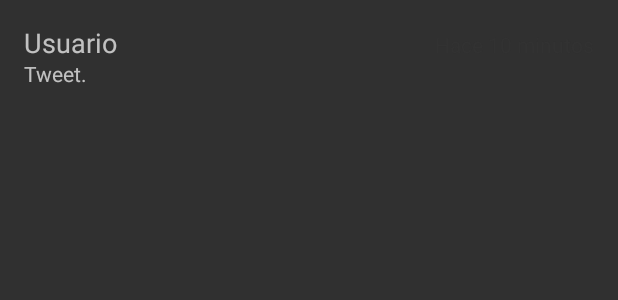
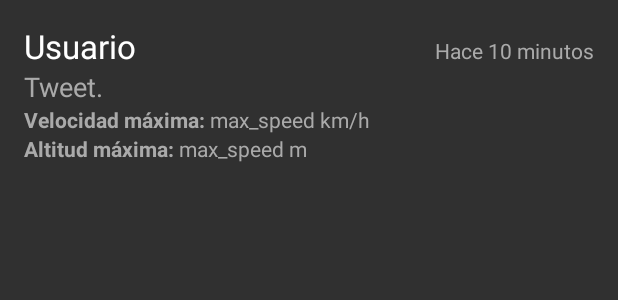
Before and after one commit to Mariordk/Airpports, an Android app: the layout list_item.xml on its own in the app's theme, with its tools: preview values and no code run, on a phone screen of 412 x 824 dp. Shown: the top 300 px of the screen. Run offline under Robolectric (Android 15) with nearby library versions, the phone set to English and light mode, and no system bars.

Commit message:
Modificadas los list_item donde se puede ver las ultimas rutas consultadas. Se ha añadido la velocidad maxima, la altura maxima y la fecha del vuelo.

```diff
--- a/app/src/main/res/layout/list_item.xml
+++ b/app/src/main/res/layout/list_item.xml
@@ -14,9 +14,11 @@
         android:layout_alignParentLeft="true"
         android:layout_alignParentTop="true"
         android:text="Usuario"
-        android:textAppearance="?android:attr/textAppearanceMedium" />
+        android:textAppearance="?android:attr/textAppearanceLarge"
+        android:textColor="@android:color/background_light" />
+    />
     <TextView
-        android:id="@+id/list_item_fecha_vuelo"
+        android:id="@+id/list_item_fecha_consulta"
         android:layout_width="wrap_content"
         android:layout_height="wrap_content"
         android:layout_alignBaseline="@+id/list_item_numero_vuelo"
@@ -24,13 +26,77 @@
         android:layout_alignParentRight="true"
         android:text="Hace 10 minutos"
         android:textAppearance="?android:attr/textAppearanceSmall"
-        android:textColor="@android:color/secondary_text_light" />
+        android:textColor="@android:color/darker_gray" />
     <TextView
-        android:id="@+id/list_item_fecha_consulta"
+        android:id="@+id/list_item_fecha_vuelo"
         android:layout_width="match_parent"
         android:layout_height="wrap_content"
         android:layout_alignParentLeft="true"
+        android:layout_below="@+id/list_item_numero_vuelo"
+        android:text="Tweet."
+        android:textAppearance="?android:attr/textAppearanceMedium"
+        android:textColor="@android:color/darker_gray"/>
+
+    <TextView
+        android:id="@+id/max_speed"
+        android:layout_width="wrap_content"
+        android:layout_height="wrap_content"
         android:layout_below="@+id/list_item_fecha_vuelo"
-        android:text="Tweet."
-        android:textAppearance="?android:attr/textAppearanceSmall" />
+        android:layout_alignParentLeft="true"
+        android:text="@string/max_speed"
+        android:textStyle="bold"
+        android:textAppearance="?android:attr/textAppearanceSmall"
+        android:textColor="@android:color/darker_gray"        />
+
+    <TextView
+        android:id="@+id/list_item_velocidad_maxima"
+        android:layout_width="wrap_content"
+        android:layout_height="wrap_content"
+        android:layout_below="@+id/list_item_fecha_vuelo"
+        android:layout_toRightOf="@+id/max_speed"
+        android:textAppearance="?android:attr/textAppearanceSmall"
+        android:textColor="@android:color/darker_gray"
+        android:text="max_speed"/>
+
+    <TextView
+        android:id="@+id/kmh"
+        android:layout_width="wrap_content"
+        android:layout_height="wrap_content"
+        android:layout_below="@+id/list_item_fecha_vuelo"
+        android:layout_toRightOf="@+id/list_item_velocidad_maxima"
+        android:text=" km/h"
+        android:textAppearance="?android:attr/textAppearanceSmall"
+        android:textColor="@android:color/darker_gray"/>
+
+    <TextView
+        android:id="@+id/max_altitude"
+        android:layout_width="wrap_content"
+        android:layout_height="wrap_content"
+        android:layout_below="@+id/max_speed"
+        android:layout_alignParentLeft="true"
+        android:text="@string/max_altitude"
+        android:textStyle="bold"
+        android:textAppearance="?android:attr/textAppearanceSmall"
+        android:textColor="@android:color/darker_gray"        />
+
+    <TextView
+        android:id="@+id/list_item_altitud_maxima"
+        android:layout_width="wrap_content"
+        android:layout_height="wrap_content"
+        android:layout_below="@+id/max_speed"
+        android:layout_toRightOf="@+id/max_altitude"
+        android:textAppearance="?android:attr/textAppearanceSmall"
+        android:textColor="@android:color/darker_gray"
+        android:text="max_speed"/>
+
+    <TextView
+        android:id="@+id/metros"
+        android:layout_width="wrap_content"
+        android:layout_height="wrap_content"
+        android:layout_below="@+id/max_speed"
+        android:layout_toRightOf="@+id/list_item_altitud_maxima"
+        android:text=" m"
+        android:textAppearance="?android:attr/textAppearanceSmall"
+        android:textColor="@android:color/darker_gray"/>
+
 </RelativeLayout>
--- a/app/src/main/res/values/strings.xml
+++ b/app/src/main/res/values/strings.xml
@@ -12,4 +12,7 @@
     <string name="longitude">Longitud</string>
     <string name="latitude">Latitud</string>
     <string name="seen_routes">Últimas rutas consultadas</string>
+    <string name="mapType">Cambiar estilo</string>
+    <string name="max_speed">"Velocidad máxima: "</string>
+    <string name="max_altitude">"Altitud máxima: "</string>
 </resources>
```
Also changed, not shown: app/src/main/java/com/example/mario/airpports/FlightFragment.java (+5 -9 lines), app/src/main/java/com/example/mario/airpports/FlightProvider.java (+5 -5 lines), app/src/main/java/com/example/mario/airpports/MapsActivity.java (+20 -8 lines), app/src/main/res/layout/activity_maps.xml (+10 -4 lines), 1 other file.
